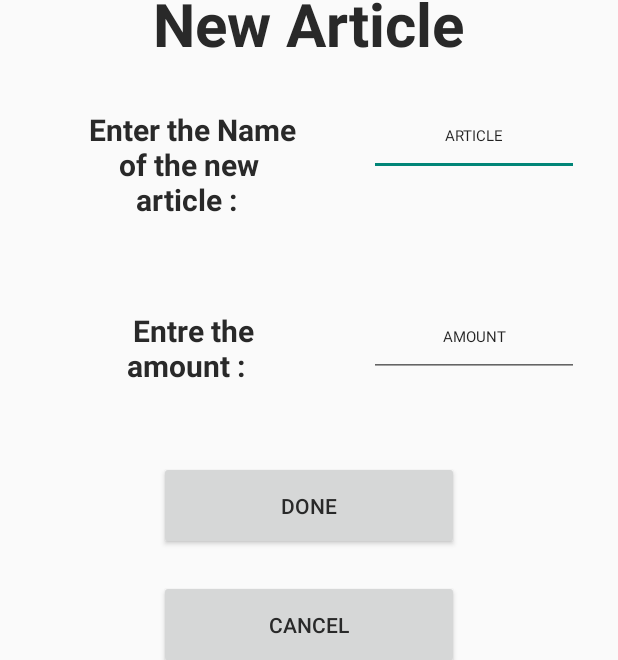
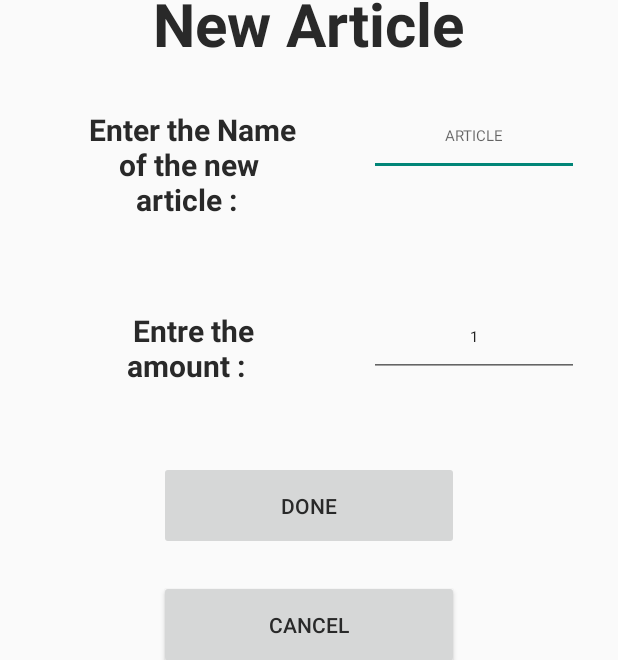
Before and after one commit to bertrandyvernault/CookFridge, an Android app: the screen it shows after launch (MainActivity), after a tap on "ADD", on a phone screen of 412 x 824 dp. Shown: the part 277-937 px from the top of the screen. Run offline under Robolectric (Android 15) with nearby library versions, the phone set to English and light mode, and no system bars; 1 statement that could not run was skipped.

Commit message:
Gestion de bug sur Add et quand liste du frigo est vide

```diff
--- a/Android/CookFridge/app/src/main/java/controller/MainActivity.java
+++ b/Android/CookFridge/app/src/main/java/controller/MainActivity.java
@@ -3,6 +3,8 @@ package controller;
 import android.content.Intent;
 import android.support.v7.app.AppCompatActivity;
 import android.os.Bundle;
+import android.text.Editable;
+import android.text.TextWatcher;
 import android.view.View;
 import android.widget.Button;
 import android.content.SharedPreferences;
@@ -11,7 +13,9 @@ import android.widget.TextView;
 
 import com.example.bertrandyvernault.cookfridge.R;
 import com.google.gson.Gson;
+import com.google.gson.reflect.TypeToken;
 
+import java.lang.reflect.Type;
 import java.util.ArrayList;
 
 import model.ItemRowFridge;
@@ -43,6 +47,14 @@ public class MainActivity extends AppCompatActivity {
         mAddButton = (Button) findViewById(R.id.activity_main_bt_add);
         mRemoveButton = (Button) findViewById(R.id.activity_main_bt_rm);
 
+        mPreferences = getSharedPreferences(SHARED_PREFS,MODE_PRIVATE);
+        Gson gson = new Gson();
+        String json = mPreferences.getString(ITEM_DATA, null);
+        Type type = new TypeToken<ArrayList<ItemRowFridge>>() {
+        }.getType(); //We specify precisely that Gson should convert it to a List of ItemRowFridge.
+        mItemRowFridge = gson.fromJson(json, type);
+
+        mFridgeButton.setEnabled(!mItemRowFridge.isEmpty());
 
         //  This here where we handle the access to the list fridge activity
         mFridgeButton.setOnClickListener(new View.OnClickListener() {
@@ -59,11 +71,21 @@ public class MainActivity extends AppCompatActivity {
             public void onClick(View v) {
                 // Open a Pop up Activity to add an product
                 final CustomPopUp customPopUp = new CustomPopUp(activity);
+                customPopUp.getNameViewEdit().addTextChangedListener(new TextWatcher() {
+                    @Override
+                    public void beforeTextChanged(CharSequence s, int start, int count, int after) {
+
+                    }
+
+                    @Override
+                    public void onTextChanged(CharSequence s, int start, int before, int count) {
+                        //Stock the name and amount of the Article (user text input)
+                        final String nameArticle = customPopUp.getNameViewEdit().getText().toString();
+
+                        customPopUp.getDoneButton().setEnabled(!nameArticle.isEmpty());
                         customPopUp.getDoneButton().setOnClickListener(new View.OnClickListener() {
                             @Override
                             public void onClick(View v) {
-                        //Stock the name and amount of the Article (user text input)
-                        String nameArticle = customPopUp.getNameViewEdit().getText().toString();
                                 int amountArticle = (int) Integer.parseInt(customPopUp.getAmountViewEdit().getText().toString());
 
                                 // We add our new product to the list of Item in the fridge
@@ -79,6 +101,14 @@ public class MainActivity extends AppCompatActivity {
                                 customPopUp.dismiss();
                             }
                         });
+                    }
+
+                    @Override
+                    public void afterTextChanged(Editable s) {
+
+                    }
+                });
+
                 customPopUp.getCancelButton().setOnClickListener(new View.OnClickListener() {
                     @Override
                     public void onClick(View v) {
--- a/Android/CookFridge/app/src/main/java/view/CustomPopUp.java
+++ b/Android/CookFridge/app/src/main/java/view/CustomPopUp.java
@@ -2,6 +2,8 @@ package view;
 
 import android.app.Activity;
 import android.app.Dialog;
+import android.text.Editable;
+import android.text.TextWatcher;
 import android.widget.Button;
 import android.widget.EditText;
 import android.widget.TextView;
--- a/Android/CookFridge/app/src/main/res/layout/activity_main.xml
+++ b/Android/CookFridge/app/src/main/res/layout/activity_main.xml
@@ -23,12 +23,15 @@
 
     <TextView
         android:id="@+id/activity_main_image"
-        android:layout_width="187dp"
-        android:layout_height="204dp"
+        android:layout_width="322dp"
+        android:layout_height="357dp"
         android:layout_below="@+id/activity_main_bt_fridge"
-        android:layout_centerHorizontal="true"
-        android:layout_marginTop="49dp"
-        android:background="@drawable/image2"
+        android:layout_alignParentEnd="true"
+        android:layout_alignParentRight="true"
+        android:layout_marginTop="84dp"
+        android:layout_marginEnd="31dp"
+        android:layout_marginRight="31dp"
+        android:background="@drawable/frigo2"
         android:gravity="center" />
 
     <Button
--- a/Android/CookFridge/app/src/main/res/layout/my_popup_add.xml
+++ b/Android/CookFridge/app/src/main/res/layout/my_popup_add.xml
@@ -42,7 +42,7 @@
             android:padding="20dp"
             android:textSize="10dp"
             android:layout_weight="1"
-            android:text="ARTICLE"
+            android:hint="ARTICLE"
             android:textAlignment="center"
             />
 
@@ -72,7 +72,8 @@
              android:layout_margin="10dp"
              android:padding="20dp"
              android:textSize="10dp"
-             android:text="AMOUNT"
+             android:text="1"
+             android:hint="AMOUNT"
              android:layout_weight="1"
              android:textAlignment="center"/>
 
@@ -91,7 +92,8 @@
             android:layout_margin="10dp"
             android:padding="20dp"
             android:text="Done"
-            android:textColor="@color/colorPrimaryDark"/>
+            android:textColor="@color/colorPrimaryDark"
+            android:enabled="false"/>
 
         <Button
             android:id="@+id/cancel_button"
```
Also changed, not shown: Android/CookFridge/app/src/main/res/drawable/fridge1.png (added), Android/CookFridge/app/src/main/res/drawable/frigo2.png (added), 1 other file. Lines whose indentation alone changed are shown as unchanged.
